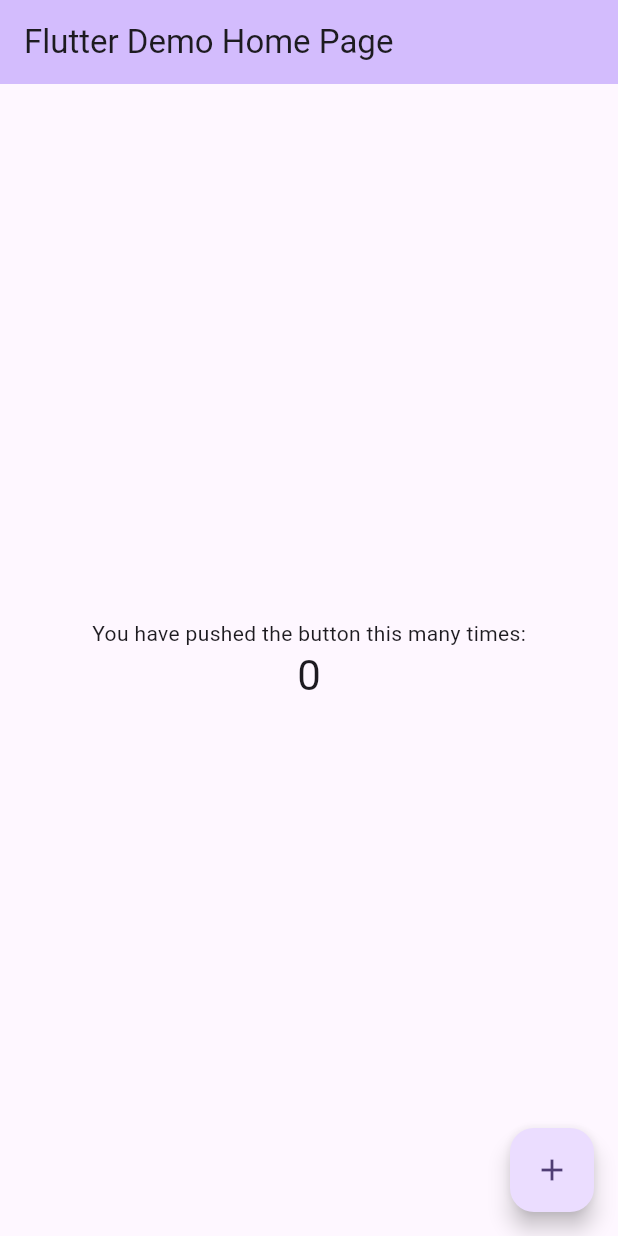
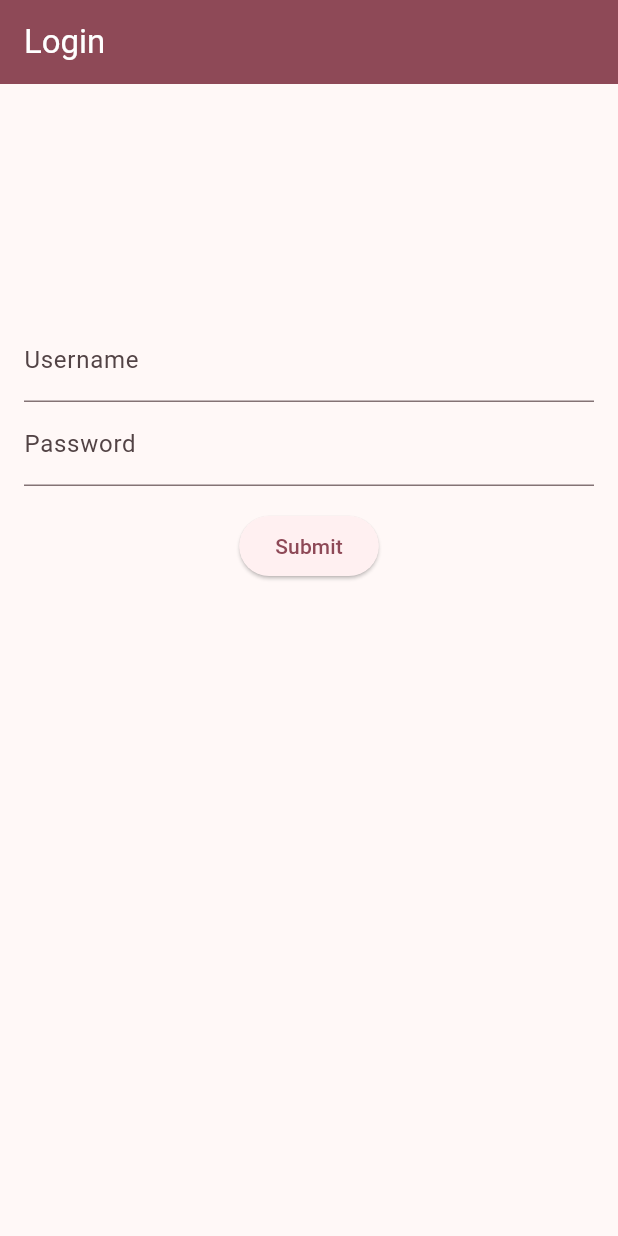
Before and after one commit to Alphorov/CRUD, a Flutter app: the screen it shows after launch, on a phone screen of 412 x 824 dp. Run offline on Flutter 3.47's test engine with Material 3 defaults, Android fonts, the phone set to English and light mode, and no system bars.

Commit message:
remove default page. add login

```diff
--- /dev/null
+++ b/client/client_crud/lib/login_page.dart
@@ -0,0 +1,45 @@
+import 'package:flutter/material.dart';
+
+class LoginPage extends StatelessWidget {
+  const LoginPage({super.key});
+
+  static const String route = '/login';
+
+  @override
+  Widget build(BuildContext context) => Scaffold(
+      appBar: AppBar(
+        title: Text('Login',
+            style: TextStyle(color: Theme.of(context).colorScheme.onPrimary)),
+        backgroundColor: Theme.of(context).colorScheme.primary,
+      ),
+      body: Padding(
+        padding: const EdgeInsets.all(16),
+        child: Column(
+          mainAxisAlignment: MainAxisAlignment.center,
+          children: [
+            const Spacer(),
+            const TextField(
+              decoration: InputDecoration(
+                labelText: 'Username',
+              ),
+            ),
+            const TextField(
+              decoration: InputDecoration(
+                labelText: 'Password',
+              ),
+              obscureText: true,
+            ),
+            const SizedBox(
+              height: 16,
+            ),
+            ElevatedButton(
+              onPressed: () {},
+              child: const Text('Submit'),
+            ),
+            const Spacer(
+              flex: 3,
+            ),
+          ],
+        ),
+      ));
+}
--- a/client/client_crud/lib/main.dart
+++ b/client/client_crud/lib/main.dart
@@ -1,3 +1,4 @@
+import 'package:client_crud/login_page.dart';
 import 'package:flutter/material.dart';
 
 void main() {
@@ -7,119 +8,16 @@ void main() {
 class MyApp extends StatelessWidget {
   const MyApp({super.key});
 
-  // This widget is the root of your application.
   @override
   Widget build(BuildContext context) {
     return MaterialApp(
-      title: 'Flutter Demo',
-      theme: ThemeData(
-        // This is the theme of your application.
-        //
-        // TRY THIS: Try running your application with "flutter run". You'll see
-        // the application has a purple toolbar. Then, without quitting the app,
-        // try changing the seedColor in the colorScheme below to Colors.green
-        // and then invoke "hot reload" (save your changes or press the "hot
-        // reload" button in a Flutter-supported IDE, or press "r" if you used
-        // the command line to start the app).
-        //
-        // Notice that the counter didn't reset back to zero; the application
-        // state is not lost during the reload. To reset the state, use hot
-        // restart instead.
-        //
-        // This works for code too, not just values: Most code changes can be
-        // tested with just a hot reload.
-        colorScheme: ColorScheme.fromSeed(seedColor: Colors.deepPurple),
-        useMaterial3: true,
-      ),
-      home: const MyHomePage(title: 'Flutter Demo Home Page'),
+      title: 'Client CRUD',
+      theme:
+          ThemeData(colorScheme: ColorScheme.fromSeed(seedColor: Colors.pink)),
+      initialRoute: '/login',
+      routes: <String, WidgetBuilder>{
+        '/login': (BuildContext context) => const LoginPage(),
+      },
     );
   }
 }
-
-class MyHomePage extends StatefulWidget {
-  const MyHomePage({super.key, required this.title});
-
-  // This widget is the home page of your application. It is stateful, meaning
-  // that it has a State object (defined below) that contains fields that affect
-  // how it looks.
-
-  // This class is the configuration for the state. It holds the values (in this
-  // case the title) provided by the parent (in this case the App widget) and
-  // used by the build method of the State. Fields in a Widget subclass are
-  // always marked "final".
-
-  final String title;
-
-  @override
-  State<MyHomePage> createState() => _MyHomePageState();
-}
-
-class _MyHomePageState extends State<MyHomePage> {
-  int _counter = 0;
-
-  void _incrementCounter() {
-    setState(() {
-      // This call to setState tells the Flutter framework that something has
-      // changed in this State, which causes it to rerun the build method below
-      // so that the display can reflect the updated values. If we changed
-      // _counter without calling setState(), then the build method would not be
-      // called again, and so nothing would appear to happen.
-      _counter++;
-    });
-  }
-
-  @override
-  Widget build(BuildContext context) {
-    // This method is rerun every time setState is called, for instance as done
-    // by the _incrementCounter method above.
-    //
-    // The Flutter framework has been optimized to make rerunning build methods
-    // fast, so that you can just rebuild anything that needs updating rather
-    // than having to individually change instances of widgets.
-    return Scaffold(
-      appBar: AppBar(
-        // TRY THIS: Try changing the color here to a specific color (to
-        // Colors.amber, perhaps?) and trigger a hot reload to see the AppBar
-        // change color while the other colors stay the same.
-        backgroundColor: Theme.of(context).colorScheme.inversePrimary,
-        // Here we take the value from the MyHomePage object that was created by
-        // the App.build method, and use it to set our appbar title.
-        title: Text(widget.title),
-      ),
-      body: Center(
-        // Center is a layout widget. It takes a single child and positions it
-        // in the middle of the parent.
-        child: Column(
-          // Column is also a layout widget. It takes a list of children and
-          // arranges them vertically. By default, it sizes itself to fit its
-          // children horizontally, and tries to be as tall as its parent.
-          //
-          // Column has various properties to control how it sizes itself and
-          // how it positions its children. Here we use mainAxisAlignment to
-          // center the children vertically; the main axis here is the vertical
-          // axis because Columns are vertical (the cross axis would be
-          // horizontal).
-          //
-          // TRY THIS: Invoke "debug painting" (choose the "Toggle Debug Paint"
-          // action in the IDE, or press "p" in the console), to see the
-          // wireframe for each widget.
-          mainAxisAlignment: MainAxisAlignment.center,
-          children: <Widget>[
-            const Text(
-              'You have pushed the button this many times:',
-            ),
-            Text(
-              '$_counter',
-              style: Theme.of(context).textTheme.headlineMedium,
-            ),
-          ],
-        ),
-      ),
-      floatingActionButton: FloatingActionButton(
-        onPressed: _incrementCounter,
-        tooltip: 'Increment',
-        child: const Icon(Icons.add),
-      ), // This trailing comma makes auto-formatting nicer for build methods.
-    );
-  }
-}
```
